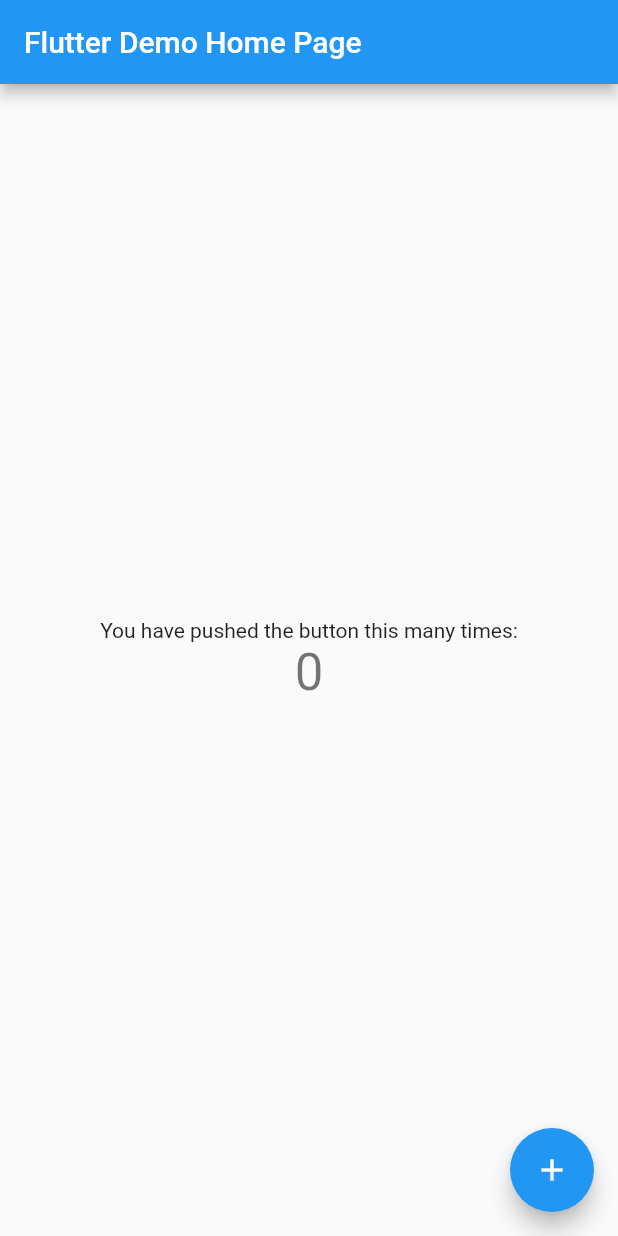
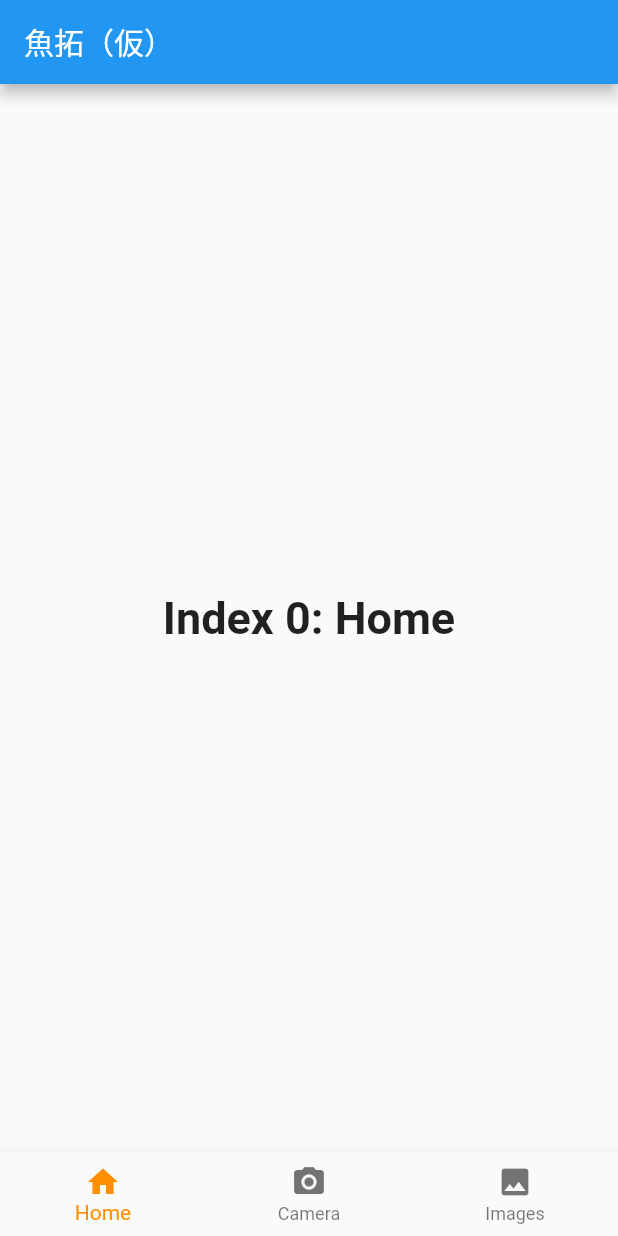
Before and after one commit to Daisuke0209/mobile_app, a Flutter app: the screen it shows after launch, on a phone screen of 412 x 824 dp. Run offline on Flutter 3.47's test engine with Material 2 defaults, Android fonts, the phone set to English and light mode, and no system bars.

```diff
--- a/lib/main.dart
+++ b/lib/main.dart
@@ -1,115 +1,83 @@
 import 'package:flutter/material.dart';
 
 void main() {
-  runApp(const MyApp());
+  runApp(MyApp());
 }
 
 class MyApp extends StatelessWidget {
   const MyApp({Key? key}) : super(key: key);
 
-  // This widget is the root of your application.
+  static const String _title = 'Flutter Code Sample';
+
   @override
   Widget build(BuildContext context) {
-    return MaterialApp(
-      title: 'Flutter Demo',
-      theme: ThemeData(
-        // This is the theme of your application.
-        //
-        // Try running your application with "flutter run". You'll see the
-        // application has a blue toolbar. Then, without quitting the app, try
-        // changing the primarySwatch below to Colors.green and then invoke
-        // "hot reload" (press "r" in the console where you ran "flutter run",
-        // or simply save your changes to "hot reload" in a Flutter IDE).
-        // Notice that the counter didn't reset back to zero; the application
-        // is not restarted.
-        primarySwatch: Colors.blue,
-      ),
-      home: const MyHomePage(title: 'Flutter Demo Home Page'),
+    return const MaterialApp(
+      title: _title,
+      home: MyStatefulWidget(),
     );
   }
 }
 
-class MyHomePage extends StatefulWidget {
-  const MyHomePage({Key? key, required this.title}) : super(key: key);
-
-  // This widget is the home page of your application. It is stateful, meaning
-  // that it has a State object (defined below) that contains fields that affect
-  // how it looks.
-
-  // This class is the configuration for the state. It holds the values (in this
-  // case the title) provided by the parent (in this case the App widget) and
-  // used by the build method of the State. Fields in a Widget subclass are
-  // always marked "final".
-
-  final String title;
+class MyStatefulWidget extends StatefulWidget {
+  const MyStatefulWidget({Key? key}) : super(key: key);
 
   @override
-  State<MyHomePage> createState() => _MyHomePageState();
+  State<MyStatefulWidget> createState() => _MyStatefulWidgetState();
 }
 
-class _MyHomePageState extends State<MyHomePage> {
-  int _counter = 0;
+class _MyStatefulWidgetState extends State<MyStatefulWidget> {
+  int _selectedIndex = 0;
+  static const TextStyle optionStyle =
+      TextStyle(fontSize: 30, fontWeight: FontWeight.bold);
+  static const List<Widget> _widgetOptions = <Widget>[
+    Text(
+      'Index 0: Home',
+      style: optionStyle,
+    ),
+    Text(
+      'Index 1: Business',
+      style: optionStyle,
+    ),
+    Text(
+      'Index 2: School',
+      style: optionStyle,
+    ),
+  ];
 
-  void _incrementCounter() {
+  void _onItemTapped(int index) {
     setState(() {
-      // This call to setState tells the Flutter framework that something has
-      // changed in this State, which causes it to rerun the build method below
-      // so that the display can reflect the updated values. If we changed
-      // _counter without calling setState(), then the build method would not be
-      // called again, and so nothing would appear to happen.
-      _counter++;
+      _selectedIndex = index;
     });
   }
 
   @override
   Widget build(BuildContext context) {
-    // This method is rerun every time setState is called, for instance as done
-    // by the _incrementCounter method above.
-    //
-    // The Flutter framework has been optimized to make rerunning build methods
-    // fast, so that you can just rebuild anything that needs updating rather
-    // than having to individually change instances of widgets.
     return Scaffold(
       appBar: AppBar(
-        // Here we take the value from the MyHomePage object that was created by
-        // the App.build method, and use it to set our appbar title.
-        title: Text(widget.title),
+        title: const Text('魚拓（仮）'),
       ),
       body: Center(
-        // Center is a layout widget. It takes a single child and positions it
-        // in the middle of the parent.
-        child: Column(
-          // Column is also a layout widget. It takes a list of children and
-          // arranges them vertically. By default, it sizes itself to fit its
-          // children horizontally, and tries to be as tall as its parent.
-          //
-          // Invoke "debug painting" (press "p" in the console, choose the
-          // "Toggle Debug Paint" action from the Flutter Inspector in Android
-          // Studio, or the "Toggle Debug Paint" command in Visual Studio Code)
-          // to see the wireframe for each widget.
-          //
-          // Column has various properties to control how it sizes itself and
-          // how it positions its children. Here we use mainAxisAlignment to
-          // center the children vertically; the main axis here is the vertical
-          // axis because Columns are vertical (the cross axis would be
-          // horizontal).
-          mainAxisAlignment: MainAxisAlignment.center,
-          children: <Widget>[
-            const Text(
-              'You have pushed the button this many times:',
-            ),
-            Text(
-              '$_counter',
-              style: Theme.of(context).textTheme.headline4,
-            ),
-          ],
-        ),
+        child: _widgetOptions.elementAt(_selectedIndex),
       ),
-      floatingActionButton: FloatingActionButton(
-        onPressed: _incrementCounter,
-        tooltip: 'Increment',
-        child: const Icon(Icons.add),
-      ), // This trailing comma makes auto-formatting nicer for build methods.
+      bottomNavigationBar: BottomNavigationBar(
+        items: const <BottomNavigationBarItem>[
+          BottomNavigationBarItem(
+            icon: Icon(Icons.home),
+            label: 'Home',
+          ),
+          BottomNavigationBarItem(
+            icon: Icon(Icons.camera_alt),
+            label: 'Camera',
+          ),
+          BottomNavigationBarItem(
+            icon: Icon(Icons.image),
+            label: 'Images',
+          ),
+        ],
+        currentIndex: _selectedIndex,
+        selectedItemColor: Colors.amber[800],
+        onTap: _onItemTapped,
+      ),
     );
   }
 }
```
